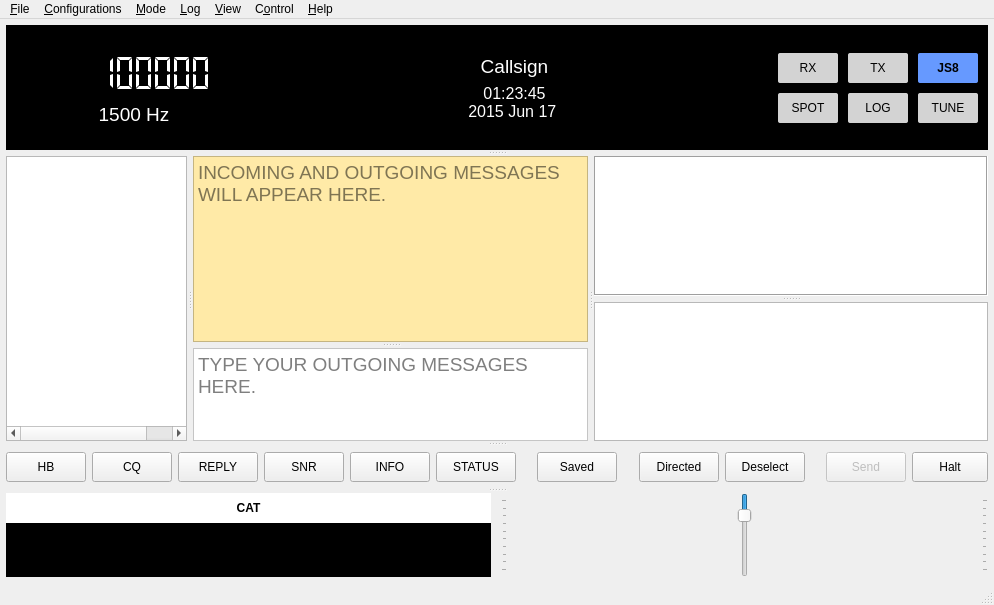
Old version of the form mainwindow.ui in the repository bazineta/js8call.
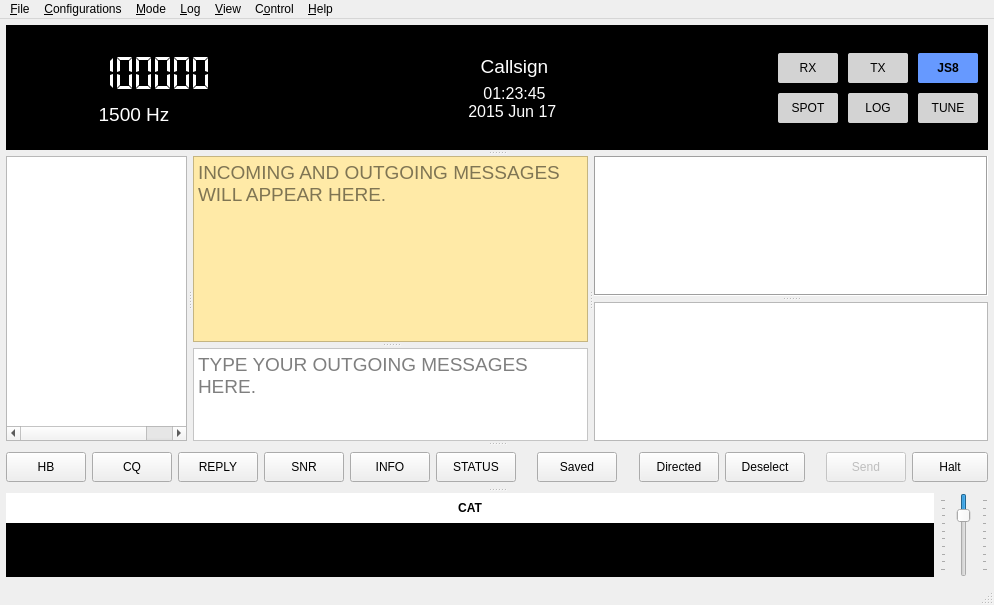
New version of the form. Icons and pictures are not drawn. Custom widgets are drawn as their Qt base class.

Commit message: Remove layout; add spacing instead

```diff
--- a/mainwindow.ui
+++ b/mainwindow.ui
@@ -1855,17 +1855,9 @@
             </layout>
            </item>
            <item>
-            <layout class="QVBoxLayout" name="verticalLayout_9">
-             <property name="sizeConstraint">
-              <enum>QLayout::SizeConstraint::SetNoConstraint</enum>
-             </property>
-             <property name="leftMargin">
-              <number>4</number>
-             </property>
-             <item>
               <widget class="AttenuationSlider" name="outAttenuation">
                <property name="sizePolicy">
-                <sizepolicy hsizetype="MinimumExpanding" vsizetype="MinimumExpanding">
+              <sizepolicy hsizetype="Fixed" vsizetype="MinimumExpanding">
                  <horstretch>1</horstretch>
                  <verstretch>0</verstretch>
                 </sizepolicy>
@@ -1906,8 +1898,6 @@
                 <number>50</number>
                </property>
               </widget>
-             </item>
-            </layout>
            </item>
           </layout>
          </widget>
```
Left out of the diff: 2 changed lines with no effect on the pictures. Lines whose indentation alone changed are shown as unchanged. The commit also changes 1 other file.
